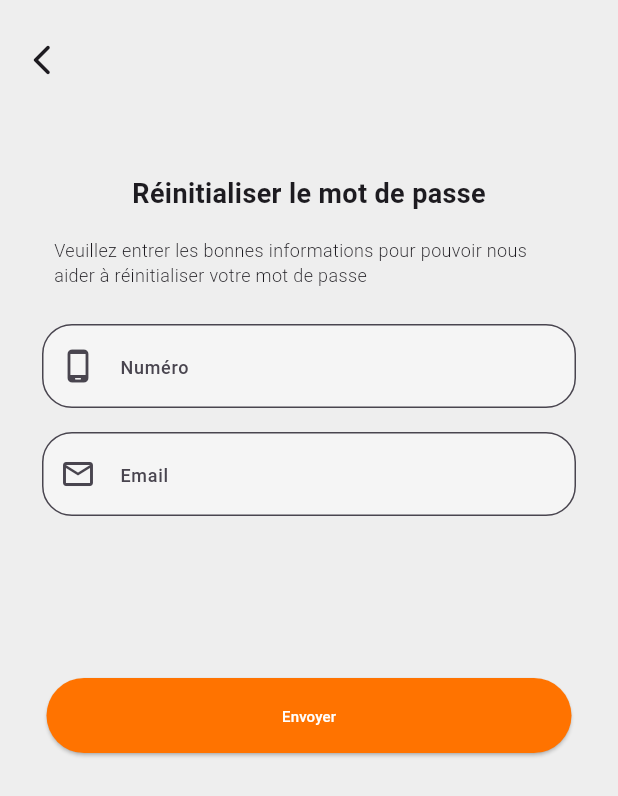
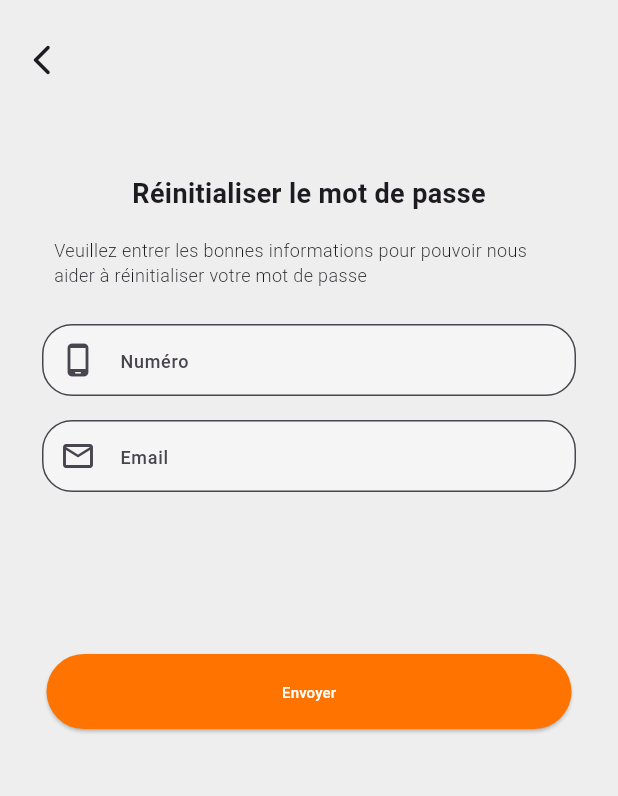
Before and after one commit to salif18/flutter_salespulse_vrecente, a Flutter app: the screen it shows after launch, after a tap on "Mot de passe oublié ?", on a phone screen of 412 x 824 dp. Shown: the top 796 px of the screen. Run offline on Flutter 3.47's test engine with Material 3 defaults, Android fonts, the phone set to English and light mode, and no system bars; our stand-ins replace auto_size_text, curved_navigation_bar, date_field, dio, fl_chart, font_awesome_flutter and 8 more; missing offline and left inert: mobile_scanner; network calls fail.

Commit message:
correction des taille des champ

```diff
--- a/app/lib/views/auth/login_view.dart
+++ b/app/lib/views/auth/login_view.dart
@@ -94,7 +94,7 @@ class _LoginViewState extends State<LoginView> {
                   ),
                 ),
                 Container(
-                  height: 700,
+                  height: 400,
                   width: MediaQuery.of(context).size.width,
                   padding: const EdgeInsets.only(top: 50, left: 10, right: 10),
                   decoration: const BoxDecoration(
@@ -125,6 +125,8 @@ class _LoginViewState extends State<LoginView> {
                               filled: true,
                               fillColor: const Color(0xfff0fcf3),
                               prefixIcon: const Icon(Icons.person_2_outlined, size: AppSizes.iconLarge),
+                              isDense: true, // Réduit la hauteur
+                              contentPadding: const EdgeInsets.symmetric(vertical: 8.0),
                               border: OutlineInputBorder(
                                 borderRadius: BorderRadius.circular(20),
                                 borderSide: BorderSide.none,
@@ -150,6 +152,8 @@ class _LoginViewState extends State<LoginView> {
                               filled: true,
                               fillColor: const Color(0xfff0fcf3),
                               prefixIcon: const Icon(Icons.lock_outline, size: AppSizes.iconLarge),
+                              isDense: true, // Réduit la hauteur
+                              contentPadding: const EdgeInsets.symmetric(vertical: 8.0),
                               suffixIcon: IconButton(
                                 onPressed: () {
                                   setState(() {
@@ -165,9 +169,9 @@ class _LoginViewState extends State<LoginView> {
                             ),
                           ),
                         ),
-                        const SizedBox(height: 25),
+                        // const SizedBox(height: 5),
                         Padding(
-                          padding: const EdgeInsets.all(20.0),
+                          padding: const EdgeInsets.all(8.0),
                           child: Row(
                             mainAxisAlignment: MainAxisAlignment.end,
                             children: [
@@ -206,7 +210,7 @@ class _LoginViewState extends State<LoginView> {
                           ),
                         ),
                         Padding(
-                          padding: const EdgeInsets.all(15.0),
+                          padding: const EdgeInsets.symmetric(horizontal:  5.0),
                           child: Row(
                             mainAxisAlignment: MainAxisAlignment.center,
                             children: [
--- a/app/lib/views/auth/reset_password.dart
+++ b/app/lib/views/auth/reset_password.dart
@@ -139,6 +139,8 @@ void dispose(){
         keyboardType: TextInputType.phone,
         decoration: InputDecoration(
           prefixIcon: const Icon(Icons.phone_android_rounded, size: AppSizes.iconLarge),
+          isDense: true, // Réduit la hauteur
+                              contentPadding: const EdgeInsets.symmetric(vertical: 8.0),
           filled: true,
           fillColor: Colors.grey[100],
           hintText: "Numéro",
@@ -164,6 +166,8 @@ void dispose(){
         keyboardType: TextInputType.emailAddress,
         decoration: InputDecoration(
           prefixIcon: const Icon(Icons.mail_outline, size: AppSizes.iconLarge),
+          isDense: true, // Réduit la hauteur
+                              contentPadding: const EdgeInsets.symmetric(vertical: 8.0),
           filled: true,
           fillColor: Colors.grey[100],
           hintText: "Email",
--- a/app/lib/views/auth/validation.dart
+++ b/app/lib/views/auth/validation.dart
@@ -146,6 +146,8 @@ final _newPassword = TextEditingController();
         keyboardType: TextInputType.visiblePassword,
         decoration: InputDecoration(
           prefixIcon: const Icon(Icons.key_rounded, size: AppSizes.fontLarge),
+          isDense: true, // Réduit la hauteur
+                              contentPadding: const EdgeInsets.symmetric(vertical: 8.0),
           filled: true,
           fillColor: Colors.grey[100],
           labelText: "Nouveau mot de passe",
@@ -171,6 +173,8 @@ final _newPassword = TextEditingController();
         keyboardType: TextInputType.visiblePassword,
         decoration: InputDecoration(
           prefixIcon: const Icon(Icons.lock_outline, size: AppSizes.iconLarge),
+          isDense: true, // Réduit la hauteur
+                              contentPadding: const EdgeInsets.symmetric(vertical: 8.0),
           filled: true,
           fillColor: Colors.grey[100],
           labelText: "Confirmer",
--- a/app/lib/views/categories/categories_view.dart
+++ b/app/lib/views/categories/categories_view.dart
@@ -299,6 +299,8 @@ class _CategoriesViewState extends State<CategoriesView> {
                           size: AppSizes.iconMedium,
                           color: Colors.purpleAccent,
                         ),
+                        isDense: true, // Réduit la hauteur
+                              contentPadding: const EdgeInsets.symmetric(vertical: 8.0),
                       ),
                     ),
                     const SizedBox(height: 20),
```
Also changed, not shown: app/lib/views/auth/registre_view.dart (+11 -1 lines), app/lib/views/auth/update_password.dart (+22 -9 lines), app/lib/views/depenses/depense_view.dart (+18 -6 lines), app/lib/views/fournisseurs/fournisseurs_view.dart (+17 -5 lines), app/lib/views/stocks/stocks.dart (+12 -0 lines).
